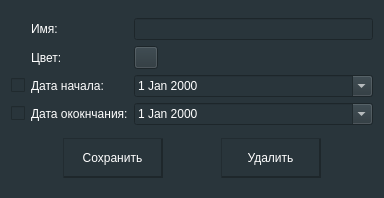
eg-mart/timez, file ui/list_editor.ui: the form before one commit.
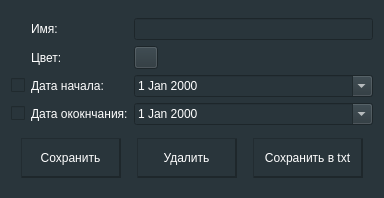
The form after the commit.

Commit message: Added save to txt functionality

```diff
--- a/ui/list_editor.ui
+++ b/ui/list_editor.ui
@@ -166,6 +166,25 @@
        </property>
       </widget>
      </item>
+     <item>
+      <widget class="QPushButton" name="saveAsTxt">
+       <property name="sizePolicy">
+        <sizepolicy hsizetype="Fixed" vsizetype="Fixed">
+         <horstretch>0</horstretch>
+         <verstretch>0</verstretch>
+        </sizepolicy>
+       </property>
+       <property name="minimumSize">
+        <size>
+         <width>110</width>
+         <height>40</height>
+        </size>
+       </property>
+       <property name="text">
+        <string>Сохранить в txt</string>
+       </property>
+      </widget>
+     </item>
     </layout>
    </item>
   </layout>
```
The commit also changes 2 other files.
